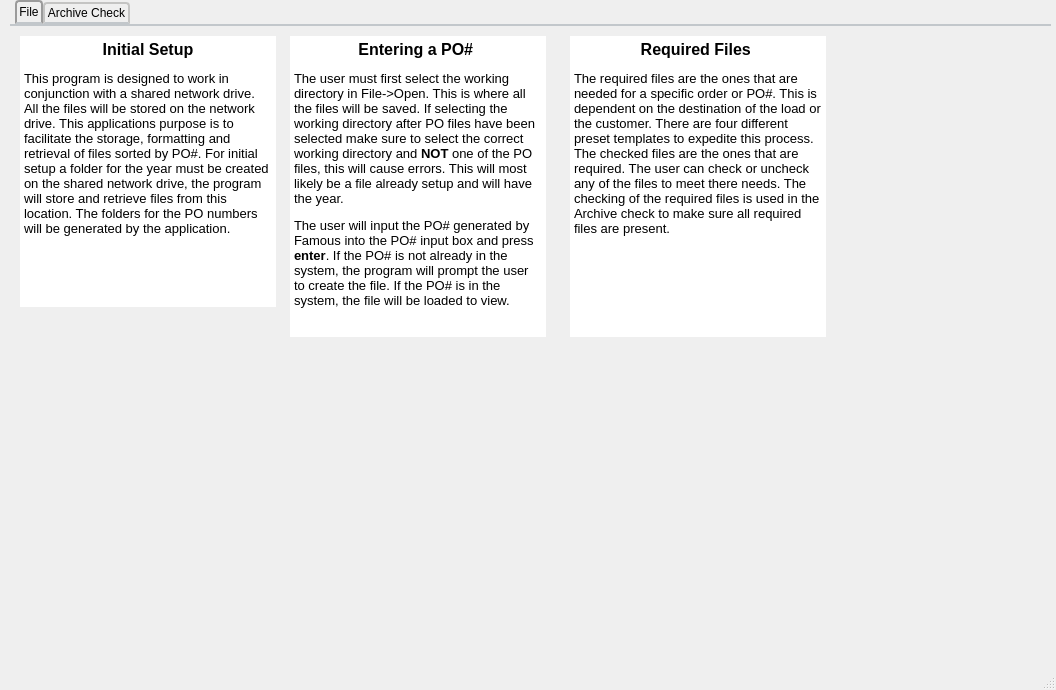
This is WaExport/helpcenter.ui in qrcline/WAEX_File_Organizer as Qt 5 draws it before an edit. The edited form follows.
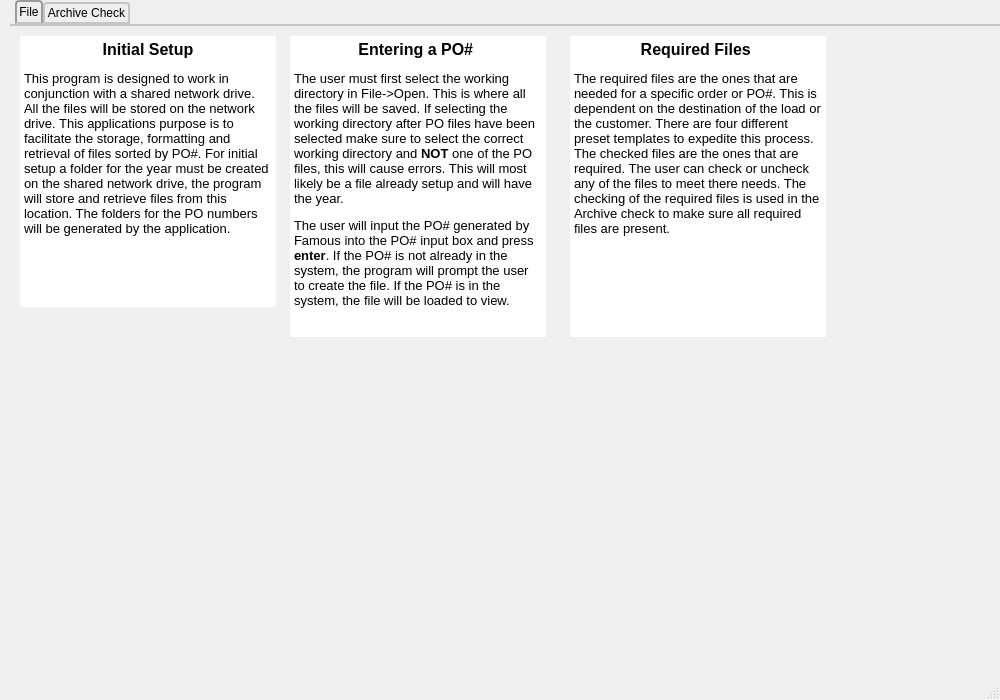
This is the edited form.

What changed in the file:
```diff
--- a/WaExport/helpcenter.ui
+++ b/WaExport/helpcenter.ui
@@ -6,10 +6,22 @@
    <rect>
     <x>0</x>
     <y>0</y>
-    <width>1056</width>
-    <height>690</height>
+    <width>1000</width>
+    <height>700</height>
    </rect>
   </property>
+  <property name="minimumSize">
+   <size>
+    <width>1000</width>
+    <height>700</height>
+   </size>
+  </property>
+  <property name="maximumSize">
+   <size>
+    <width>1000</width>
+    <height>700</height>
+   </size>
+  </property>
   <property name="windowTitle">
    <string>MainWindow</string>
   </property>
```
Left out of the diff: 2 changed lines with no effect on the pictures.
